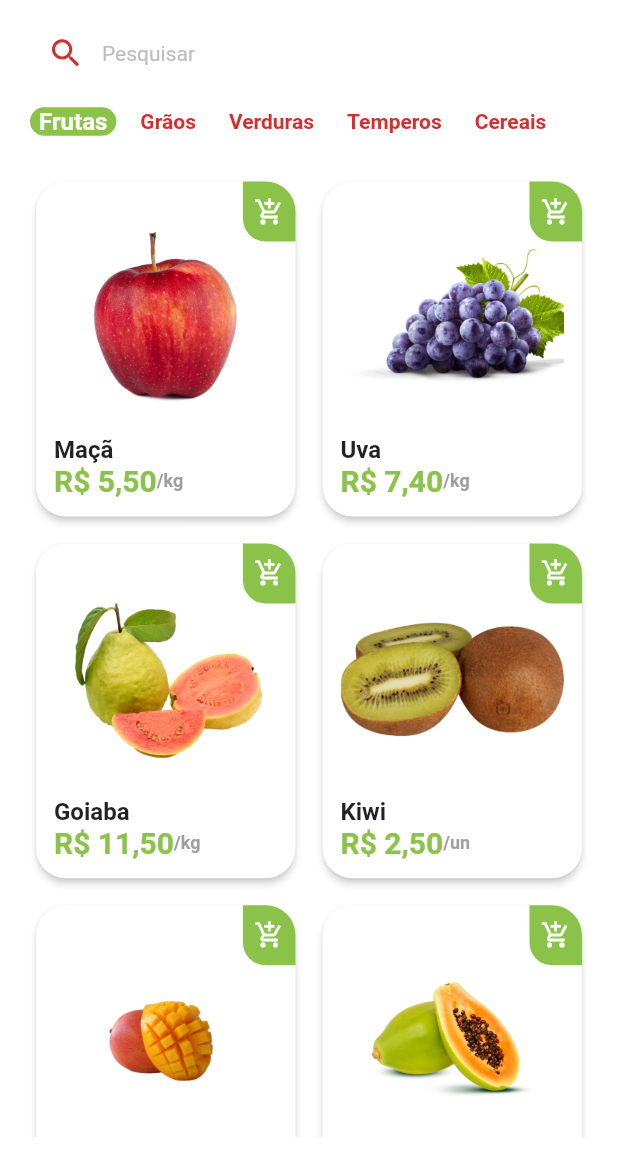
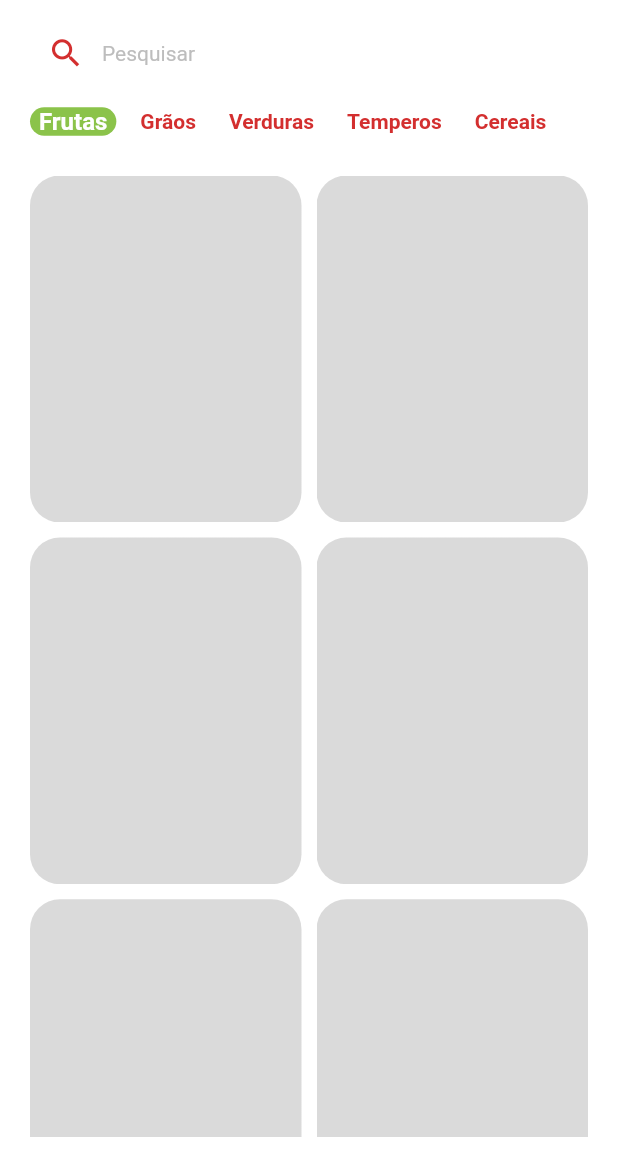
Before and after one commit to carlosgiovani/Flutter_GreenGrocer, a Flutter app: the HomeTap screen opened directly, on a phone screen of 412 x 824 dp, the part 84-1236 px from its top. Run offline on Flutter 3.47's test engine with Material 2 defaults, Android fonts, the phone set to English and light mode, and no system bars; drawn by our look-alikes of badges, shimmer; our stand-ins replace animated_text_kit, fluttertoast, mask_text_input_formatter, qr_flutter; missing offline and left inert: add_to_cart_animation, dart:ffi.

Commit message:
Animacao de carregamento de tiles

```diff
--- /dev/null
+++ b/lib/src/pages/commons_widgets/custom_shimmer.dart
@@ -0,0 +1,40 @@
+import 'package:flutter/material.dart';
+import 'package:shimmer/shimmer.dart';
+
+class CustomShimmer extends StatelessWidget {
+  final double height;
+  final double width;
+  final Color? baseColor;
+  final Color? highlightColor;
+  final bool isRounded;
+  final BorderRadius? borderRadius;
+
+  const CustomShimmer({
+    Key? key,
+    required this.height,
+    required this.width,
+    this.baseColor,
+    this.highlightColor,
+    this.isRounded = false,
+    this.borderRadius,
+  }) : super(key: key);
+
+  @override
+  Widget build(BuildContext context) {
+    return SizedBox(
+      width: width,
+      height: height,
+      child: Shimmer.fromColors(
+        child: Container(
+          decoration: BoxDecoration(
+            color: Colors.white.withAlpha(50),
+            borderRadius: borderRadius ??
+                BorderRadius.circular(isRounded ? height / 2 : 0),
+          ),
+        ),
+        baseColor: baseColor ?? Colors.grey.shade800,
+        highlightColor: highlightColor ?? Colors.grey.shade500,
+      ),
+    );
+  }
+}
--- a/lib/src/pages/home/home_tab.dart
+++ b/lib/src/pages/home/home_tab.dart
@@ -5,6 +5,7 @@ import 'package:flutter/material.dart';
 import 'package:fluttertoast/fluttertoast.dart';
 import 'package:greengrocer/src/config/custom_colors.dart';
 import 'package:greengrocer/src/pages/commons_widgets/app_name_widget.dart';
+import 'package:greengrocer/src/pages/commons_widgets/custom_shimmer.dart';
 import 'package:greengrocer/src/pages/home/components/category_tile.dart';
 import 'package:greengrocer/src/config/app_data.dart' as appData;
 import 'package:greengrocer/src/pages/home/components/item_tile.dart';
@@ -26,6 +27,18 @@ class _HomeTapState extends State<HomeTap> {
   }
 
   final UtilsServices utilsServices = UtilsServices();
+  bool isLoading = true;
+
+  @override
+  void initState() {
+    // TODO: implement initState
+    super.initState();
+    Future.delayed(const Duration(seconds: 2), () {
+      setState(() {
+        isLoading = false;
+      });
+    });
+  }
 
   @override
   Widget build(BuildContext context) {
@@ -136,10 +149,12 @@ class _HomeTapState extends State<HomeTap> {
 
               //Grid
               Expanded(
-                child: GridView.builder(
+                child: !isLoading
+                    ? GridView.builder(
                         padding: const EdgeInsets.fromLTRB(0, 16, 0, 16),
                         physics: const BouncingScrollPhysics(),
-                  gridDelegate: const SliverGridDelegateWithFixedCrossAxisCount(
+                        gridDelegate:
+                            const SliverGridDelegateWithFixedCrossAxisCount(
                           crossAxisCount: 2,
                           mainAxisSpacing: 10,
                           crossAxisSpacing: 10,
@@ -151,6 +166,22 @@ class _HomeTapState extends State<HomeTap> {
                               item: appData.items[index],
                               cartAnimationMethod: itemSelectedCartAnimations);
                         },
+                      )
+                    : GridView.count(
+                        padding: const EdgeInsets.fromLTRB(0, 16, 0, 16),
+                        physics: const BouncingScrollPhysics(),
+                        crossAxisCount: 2,
+                        mainAxisSpacing: 10,
+                        crossAxisSpacing: 10,
+                        childAspectRatio: 9 / 11.5,
+                        children: List.generate(
+                          10,
+                          (index) => CustomShimmer(
+                            height: double.infinity,
+                            width: double.infinity,
+                            borderRadius: BorderRadius.circular(20),
+                          ),
+                        ),
                       ),
               )
             ],
--- a/pubspec.yaml
+++ b/pubspec.yaml
@@ -41,6 +41,7 @@ dependencies:
   qr_flutter: ^4.0.0
   add_to_cart_animation: ^0.0.7
   fluttertoast: ^8.1.1
+  shimmer: ^2.0.0
 
 dev_dependencies:
   flutter_test:
```
Also changed, not shown: pubspec.lock. Lines whose indentation alone changed are shown as unchanged.
